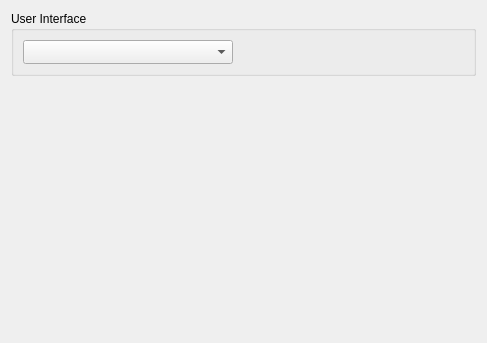
First picture: the form in src/plugins/coreplugin/generalsettings.ui, repository andy-fillebrown/audiocarver, before the edit.
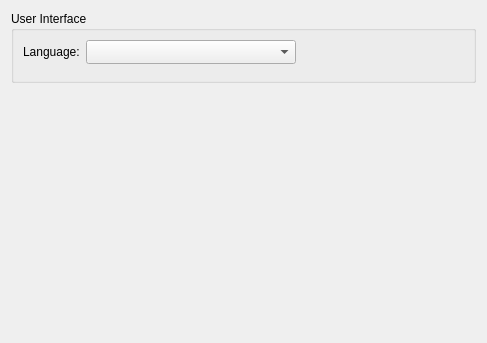
Second picture: the form after the edit.

Commit message: Improve vertical alignment of language combo box in settings dialog

```diff
--- a/src/plugins/coreplugin/generalsettings.ui
+++ b/src/plugins/coreplugin/generalsettings.ui
@@ -17,6 +17,16 @@
       <string>User Interface</string>
      </property>
      <layout class="QGridLayout" name="gridLayout_2">
+      <property name="bottomMargin">
+       <number>16</number>
+      </property>
+      <item row="1" column="0">
+       <widget class="QLabel" name="languageLabel">
+        <property name="text">
+         <string>Language:</string>
+        </property>
+       </widget>
+      </item>
       <item row="1" column="1">
        <layout class="QHBoxLayout" name="horizontalLayout_3">
         <item>
```
